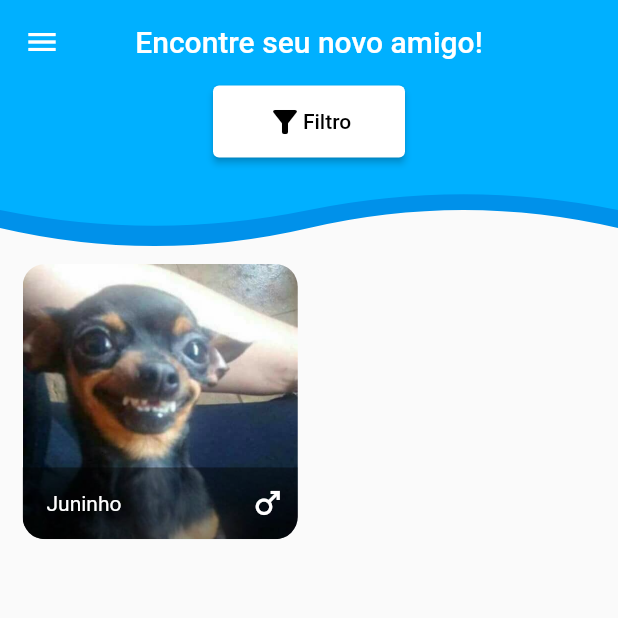
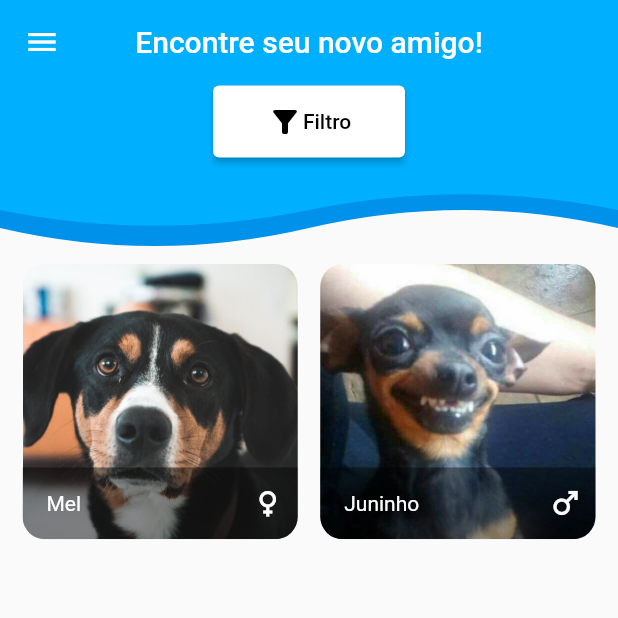
Before and after one commit to Wilian-N-Silva/the_walking_pets, a Flutter app: the Adoption screen opened directly, on a phone screen of 412 x 824 dp, the top half of it. Run offline on Flutter 3.47's test engine with Material 2 defaults, Android fonts, the phone set to English and light mode, and no system bars; our stand-ins replace rive, share_plus, shared_preferences; accounts and stored records are empty.

Commit message:
FIX: Animal profile improvements

```diff
--- a/lib/data/animal.dart
+++ b/lib/data/animal.dart
@@ -3,6 +3,20 @@ import 'package:the_walking_pets/model/animal.dart';
 
 List<Animal> animalData(BuildContext context) {
   return [
+    Animal(
+      nome: 'Mel',
+      especie: 'Canino',
+      raca: 'SRD',
+      idade: 3,
+      porte: 'Médio',
+      castrado: true,
+      vacinado: true,
+      sexo: 'Fêmea',
+      temperamento: 'Dócil',
+      foto: 'assets/placeholder_pets/dog/3.jpg',
+      pelagem: null,
+      peso: 20.5,
+    ),
     Animal(
       nome: 'Juninho',
       especie: 'Canino',
@@ -15,6 +29,7 @@ List<Animal> animalData(BuildContext context) {
       temperamento: 'Dócil',
       foto: 'assets/placeholder_pets/dog/5.jpg',
       pelagem: null,
+      peso: 5.0,
     ),
   ];
 }
--- a/lib/main.dart
+++ b/lib/main.dart
@@ -11,8 +11,8 @@ Future<void> main() async {
 
   runApp(MyApp(
     route: prefs.getBool('onboarding') == null
-        ? const LoginPage()
-        : const OnboardingStepOne(),
+        ? const OnboardingStepOne()
+        : const LoginPage(),
   ));
 }
 
--- a/lib/screens/adoption.dart
+++ b/lib/screens/adoption/adoption.dart
@@ -1,7 +1,7 @@
 import 'package:flutter/material.dart';
 import 'package:the_walking_pets/data/animal.dart';
+import 'package:the_walking_pets/screens/adoption/adoption_filter.dart';
 import 'package:the_walking_pets/screens/animal_profile.dart';
-import 'package:the_walking_pets/screens/adoption_filter.dart';
 import 'package:the_walking_pets/widgets/curve_clipper.dart';
 import 'package:the_walking_pets/widgets/custom_drawer.dart';
 
@@ -83,7 +83,7 @@ class _AdoptionState extends State<Adoption> {
                         clipBehavior: Clip.antiAlias,
                         child: Hero(
                           transitionOnUserGestures: false,
-                          tag: 'animal',
+                          tag: animal,
                           child: Image.asset(
                             animal.foto,
                             fit: BoxFit.cover,
--- a/lib/screens/login.dart
+++ b/lib/screens/login.dart
@@ -2,7 +2,7 @@ import 'package:flutter/cupertino.dart';
 import 'package:flutter/material.dart';
 import 'package:flutter/painting.dart';
 import 'package:rive/rive.dart';
-import 'package:the_walking_pets/screens/adoption.dart';
+import 'package:the_walking_pets/screens/adoption/adoption.dart';
 
 class LoginPage extends StatefulWidget {
   const LoginPage({Key? key}) : super(key: key);
```
Also changed, not shown: lib/screens/animal_profile.dart (+9 -4 lines), lib/widgets/step_button.dart (+8 -5 lines), lib/model/animal_profile_tile.dart (renamed from lib/model/animalProfileTile.dart), lib/screens/adoption/adoption_filter.dart (renamed from lib/screens/adoption_filter.dart), 1 other file.
